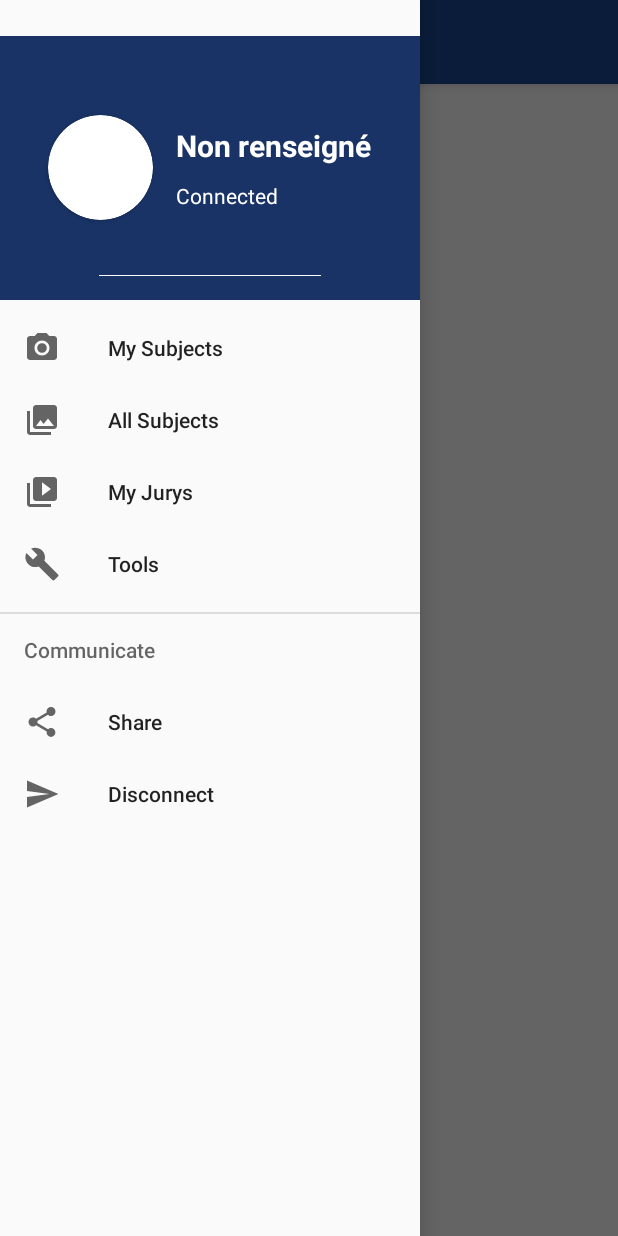
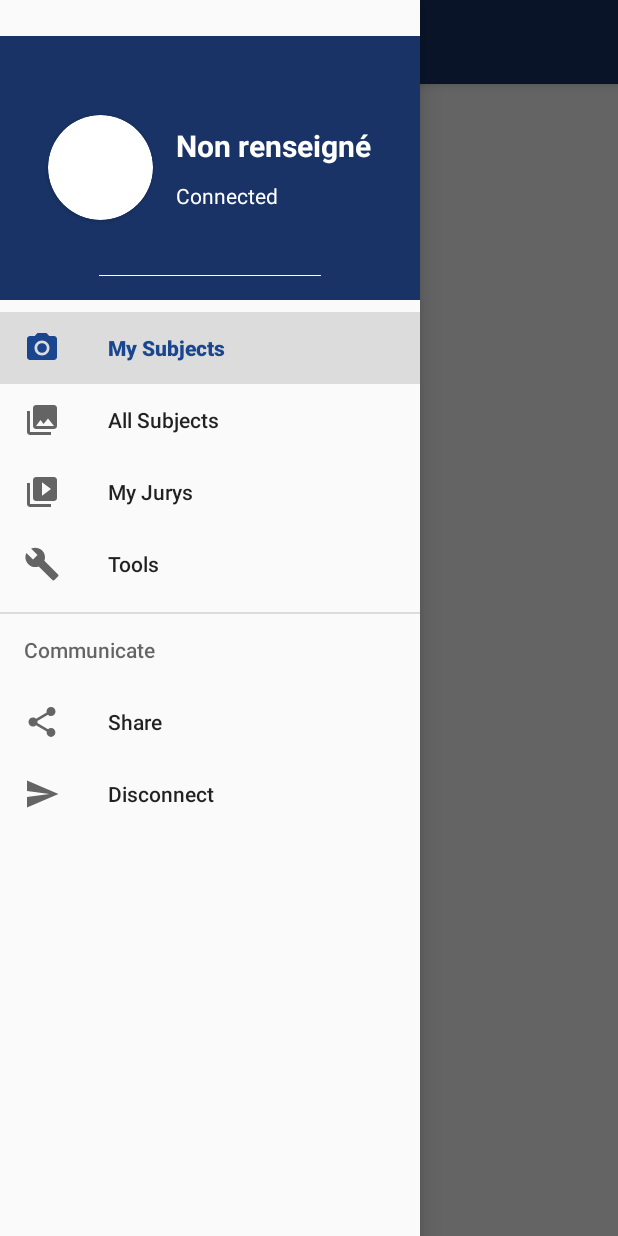
Before and after one commit to mirage10895/PFEMyAdmin, an Android app: the MainActivity screen opened directly, with no data from a screen before it, with the side drawer open, on a phone screen of 412 x 824 dp. Run offline under Robolectric (Android 15) with nearby library versions, the phone set to English and light mode, and no system bars; pictures from the network do not load; 6 statements that could not run were skipped.

Commit message:
~modified fiiles for lightweigth application

```diff
--- a/PFEProject/app/src/main/java/fr/eseo/dis/amiaudluc/pfeproject/MainActivity.java
+++ b/PFEProject/app/src/main/java/fr/eseo/dis/amiaudluc/pfeproject/MainActivity.java
@@ -39,17 +39,18 @@ public class MainActivity extends AppCompatActivity
         super.onCreate(savedInstanceState);
         setContentView(R.layout.activity_main);
 
-        fragments.put(getString(R.string.fragment_mySubject), new MySubjectsFragment());
-        fragments.put(getString(R.string.fragment_all_subjects),new AllSubjectsFragment());
-
         // Set a Toolbar to replace the ActionBar.
         toolbar = findViewById(R.id.toolbar);
         setSupportActionBar(toolbar);
+
+        fragments.put(getString(R.string.fragment_mySubject), new MySubjectsFragment());
+        fragments.put(getString(R.string.fragment_all_subjects),new AllSubjectsFragment());
 
         // Find our drawer view
         mDrawer = findViewById(R.id.drawer_layout);
         drawerToggle = setupDrawerToggle();
         mDrawer.addDrawerListener(drawerToggle);
+        drawerToggle.syncState();
 
         nvDrawer = findViewById(R.id.nav_view);
         // Setup drawer view
@@ -59,6 +60,7 @@ public class MainActivity extends AppCompatActivity
 
         NavigationView navigationView = (NavigationView) findViewById(R.id.nav_view);
         navigationView.setNavigationItemSelectedListener(this);
+        navigationView.setCheckedItem(R.id.nav_mesSujets);
 
         // SET HEADER INFORMATIONS
         View headerView = navigationView.getHeaderView(0);
--- a/PFEProject/app/src/main/java/fr/eseo/dis/amiaudluc/pfeproject/model/Project.java
+++ b/PFEProject/app/src/main/java/fr/eseo/dis/amiaudluc/pfeproject/model/Project.java
@@ -97,4 +97,6 @@ public class Project {
     public void setTeam(ArrayList<User> team) {
         this.team = team;
     }
+
+    public boolean isPoster() {return this.poster == null;};
 }
--- a/PFEProject/app/src/main/java/fr/eseo/dis/amiaudluc/pfeproject/subjects/AllSubjectsFragment.java
+++ b/PFEProject/app/src/main/java/fr/eseo/dis/amiaudluc/pfeproject/subjects/AllSubjectsFragment.java
@@ -30,7 +30,7 @@ public class AllSubjectsFragment extends android.support.v4.app.Fragment impleme
 
     @Override
     public View onCreateView(LayoutInflater inflater, ViewGroup container, Bundle savedInstanceState) {
-        View allSubjectsView = inflater.inflate(R.layout.fragment_view_subjects, container, false);
+        View allSubjectsView = inflater.inflate(R.layout.layout_subjects, container, false);
         ctx = allSubjectsView.getContext();
 
         RecyclerView recycler = (RecyclerView) allSubjectsView.findViewById(R.id.cardList);
--- a/PFEProject/app/src/main/java/fr/eseo/dis/amiaudluc/pfeproject/subjects/MySubjectsFragment.java
+++ b/PFEProject/app/src/main/java/fr/eseo/dis/amiaudluc/pfeproject/subjects/MySubjectsFragment.java
@@ -1,5 +1,6 @@
 package fr.eseo.dis.amiaudluc.pfeproject.subjects;
 
+import android.app.AlertDialog;
 import android.content.Context;
 import android.content.Intent;
 import android.os.Bundle;
@@ -26,11 +27,14 @@ public class MySubjectsFragment extends android.support.v4.app.Fragment implemen
 
     private boolean loaded = false;
     private String TAG = MySubjectsFragment.class.getSimpleName();
+    private View mySubjectsView;
+    private View onProgressView;
+    AlertDialog pDialog;
 
 
     @Override
     public View onCreateView(LayoutInflater inflater, ViewGroup container,Bundle savedInstanceState) {
-        View mySubjectsView = inflater.inflate(R.layout.fragment_view_subjects, container, false);
+        mySubjectsView = inflater.inflate(R.layout.layout_subjects, container, false);
         ctx = mySubjectsView.getContext();
 
         RecyclerView recycler = (RecyclerView) mySubjectsView.findViewById(R.id.cardList);
@@ -69,6 +73,15 @@ public class MySubjectsFragment extends android.support.v4.app.Fragment implemen
      */
     private class GetMyProjects extends android.os.AsyncTask<String, Void, String> {
 
+
+        @Override
+        protected void onPreExecute() {
+            //TODO process dialog
+            /*pDialog = new AlertDialog.Builder(ctx)
+                    .setTitle(R.string.dialog_loading_title)
+                    .setMessage(R.string.dialog_loading).show();*/
+        }
+
         @Override
         protected String doInBackground(String... urls) {
             HttpHandler sh = new HttpHandler();
@@ -84,6 +97,9 @@ public class MySubjectsFragment extends android.support.v4.app.Fragment implemen
         protected void onPostExecute(String result) {
             Content.myProjects = WebServerExtractor.extractProjects(result);
             Content.projects = Content.myProjects;
+            if(Content.myProjects.size() == 0){
+                //TODO Print an error message
+            }
             loaded = true;
             subjectsAdapter.notifyDataSetChanged();
         }
--- a/PFEProject/app/src/main/res/layout/activity_main.xml
+++ b/PFEProject/app/src/main/res/layout/activity_main.xml
@@ -1,16 +1,4 @@
 <?xml version="1.0" encoding="utf-8"?>
-<!-- <RelativeLayout xmlns:android="http://schemas.android.com/apk/res/android"
-    xmlns:tools="http://schemas.android.com/tools"
-    android:layout_width="match_parent"
-    android:layout_height="match_parent"
-    tools:context="fr.eseo.dis.amiaudluc.MainActivity">
-
-    <ListView
-        android:id="@+id/list"
-        android:layout_width="fill_parent"
-        android:layout_height="wrap_content" />
-</RelativeLayout> -->
-
 <android.support.v4.widget.DrawerLayout xmlns:android="http://schemas.android.com/apk/res/android"
     xmlns:app="http://schemas.android.com/apk/res-auto"
     xmlns:tools="http://schemas.android.com/tools"
--- a/PFEProject/app/src/main/res/layout/item_project.xml
+++ b/PFEProject/app/src/main/res/layout/item_project.xml
@@ -1,6 +1,5 @@
 <?xml version="1.0" encoding="utf-8"?>
 <android.support.v7.widget.CardView xmlns:android="http://schemas.android.com/apk/res/android"
-    xmlns:app="http://schemas.android.com/apk/res-auto"
     android:layout_width="match_parent"
     android:layout_height="wrap_content"
     android:layout_marginBottom="6dp"
@@ -18,6 +17,7 @@
             android:id="@+id/title"
             android:layout_width="wrap_content"
             android:layout_height="wrap_content"
+            android:layout_below="@id/toolbar"
             android:layout_marginEnd="15dp"
             android:layout_marginStart="15dp"
             android:layout_marginTop="5dp"
@@ -47,7 +47,7 @@
             android:layout_marginStart="15dp"
             android:layout_marginTop="2dp"
             android:maxLines="3"
-            android:textColor="@color/colorAccent"
+            android:textColor="@color/colorPrimary"
             android:textSize="14sp" />
 
     </RelativeLayout>
--- a/PFEProject/app/src/main/res/values/strings.xml
+++ b/PFEProject/app/src/main/res/values/strings.xml
@@ -33,4 +33,7 @@
 
     <string name="emptyField">Non renseigné</string>
     <string name="title_activity_my_subjects">SubjectActivity</string>
+
+    <string name="dialog_loading_title">Please Wait ...</string>
+    <string name="dialog_loading">Loading</string>
 </resources>
```
Also changed, not shown: PFEProject/app/build.gradle (+6 -2 lines), PFEProject/app/src/main/java/fr/eseo/dis/amiaudluc/pfeproject/decoder/WebServerExtractor.java (+9 -4 lines), PFEProject/app/src/main/java/fr/eseo/dis/amiaudluc/pfeproject/subjects/SubjectActivity.java (+9 -5 lines), PFEProject/app/src/main/res/layout/activity_my_subjects.xml (+21 -22 lines), PFEProject/app/src/main/res/layout/app_bar_main.xml (+14 -2 lines), PFEProject/app/src/main/res/layout/toolbar.xml (deleted, +0 -11 lines), PFEProject/app/src/main/res/layout/layout_subjects.xml (renamed from PFEProject/app/src/main/res/layout/fragment_view_subjects.xml).
